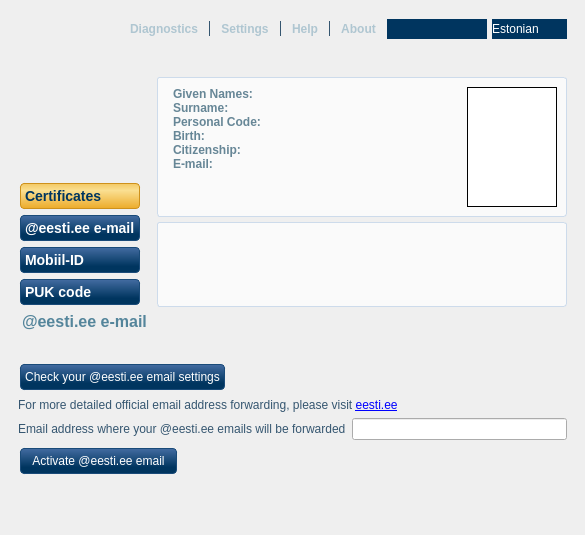
This is src/MainWindow.ui in open-eid/qesteidutil as Qt 5 draws it before an edit. The edited form follows.
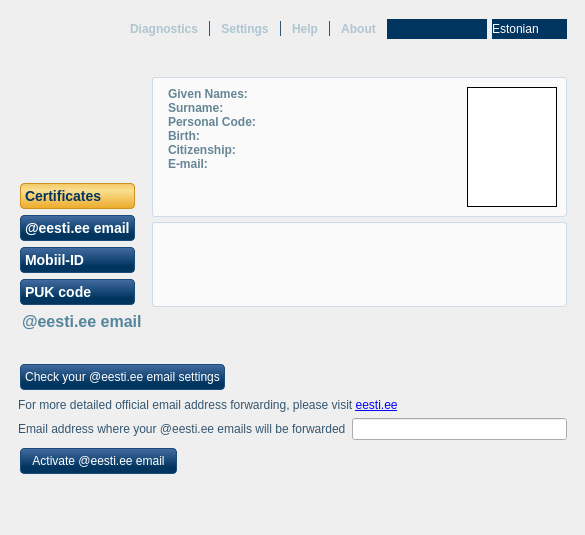
This is the edited form. The open tabs and pages were chosen to show the change. Icons and pictures are not drawn. Custom widgets are drawn as their Qt base class.

Commit message:
Homogenize terms email/e-mail to email
IB-4595

Diff of the .ui file:
```diff
--- a/src/MainWindow.ui
+++ b/src/MainWindow.ui
@@ -416,7 +416,7 @@
          <item>
           <widget class="QPushButton" name="buttonEmail">
            <property name="text">
-            <string>@eesti.ee e-mail</string>
+            <string>@eesti.ee email</string>
            </property>
            <property name="checkable">
             <bool>true</bool>
@@ -1136,7 +1136,7 @@
           <item>
            <widget class="QLabel" name="emailLabel">
             <property name="text">
-             <string>@eesti.ee e-mail</string>
+             <string>@eesti.ee email</string>
             </property>
            </widget>
           </item>
```
The commit also changes 6 other files.
